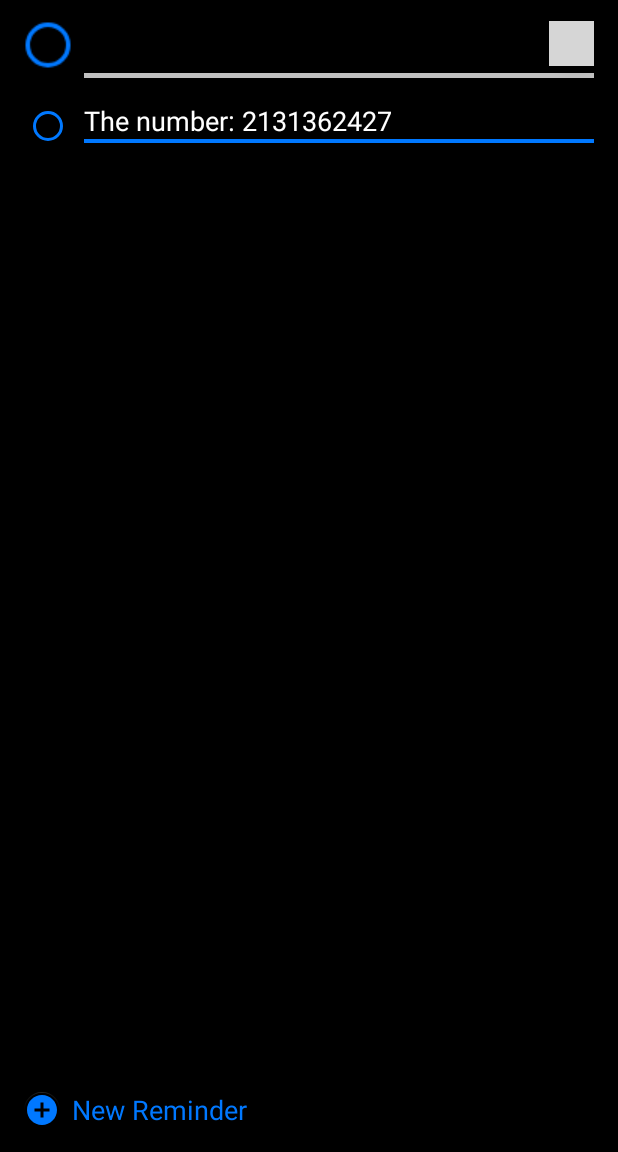
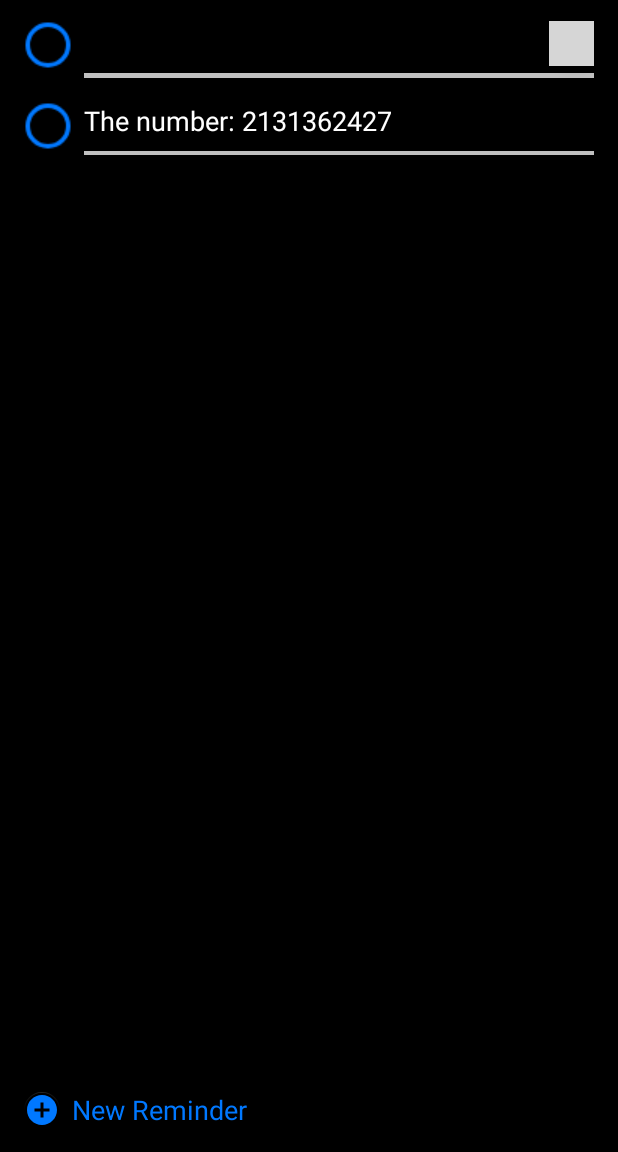
Before and after one commit to mas682/ToDoListApp, an Android app: the screen it shows after launch (MainActivity), after a tap on an icon or button, on a phone screen of 412 x 824 dp, the part 84-1236 px from its top. Run offline under Robolectric (Android 15) with nearby library versions, the phone set to English and light mode, and no system bars; grey boxes are pictures that could not be loaded.

```diff
--- a/app/src/main/java/com/example/todolistapp/MainActivity.java
+++ b/app/src/main/java/com/example/todolistapp/MainActivity.java
@@ -73,7 +73,9 @@ public class MainActivity extends AppCompatActivity {
         //int buttonColor = Color.parseColor(String.valueOf(ContextCompat.getColor(MainActivity.this, R.color.brightBlue)));
         //set textcolor to radioButton
         radioButton.setButtonTintList(ColorStateList.valueOf(buttonColor));
-        divider.setBackgroundColor(ContextCompat.getColor(MainActivity.this, R.color.colorAccent));
+        radioButton.setScaleX((float)1.5);
+        radioButton.setScaleY((float)1.5);
+        divider.setBackgroundColor(ContextCompat.getColor(MainActivity.this, R.color.colorGray));
         divider.setLayoutParams(new ViewGroup.LayoutParams(ConstraintLayout.LayoutParams.MATCH_CONSTRAINT, (int) TypedValue.applyDimension(TypedValue.COMPLEX_UNIT_DIP, 3,
                 getResources().getDisplayMetrics())));
         // add the view to the activity main layout
@@ -97,7 +99,7 @@ public class MainActivity extends AppCompatActivity {
         set.connect(radioButton.getId(), ConstraintSet.TOP, lastDiv.getId(), ConstraintSet.BOTTOM, (int) TypedValue.applyDimension(TypedValue.COMPLEX_UNIT_DIP, 16,
                 getResources().getDisplayMetrics()));
         // divider
-        set.connect(divider.getId(), ConstraintSet.TOP, textView.getId(), ConstraintSet.BOTTOM, (int) TypedValue.applyDimension(TypedValue.COMPLEX_UNIT_DIP, 0,
+        set.connect(divider.getId(), ConstraintSet.TOP, textView.getId(), ConstraintSet.BOTTOM, (int) TypedValue.applyDimension(TypedValue.COMPLEX_UNIT_DIP, 8,
                 getResources().getDisplayMetrics()));
         set.connect(divider.getId(), ConstraintSet.START, radioButton.getId(), ConstraintSet.END, (int) TypedValue.applyDimension(TypedValue.COMPLEX_UNIT_DIP, 8,
                 getResources().getDisplayMetrics()));
```
